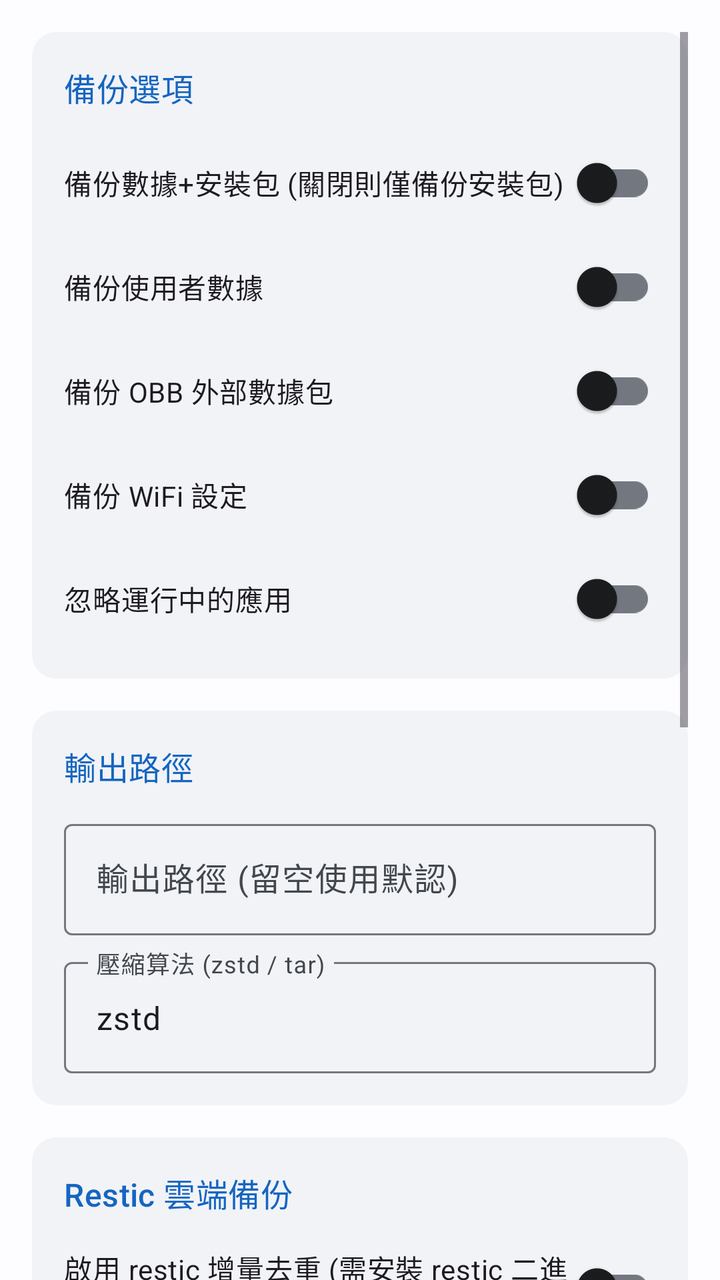
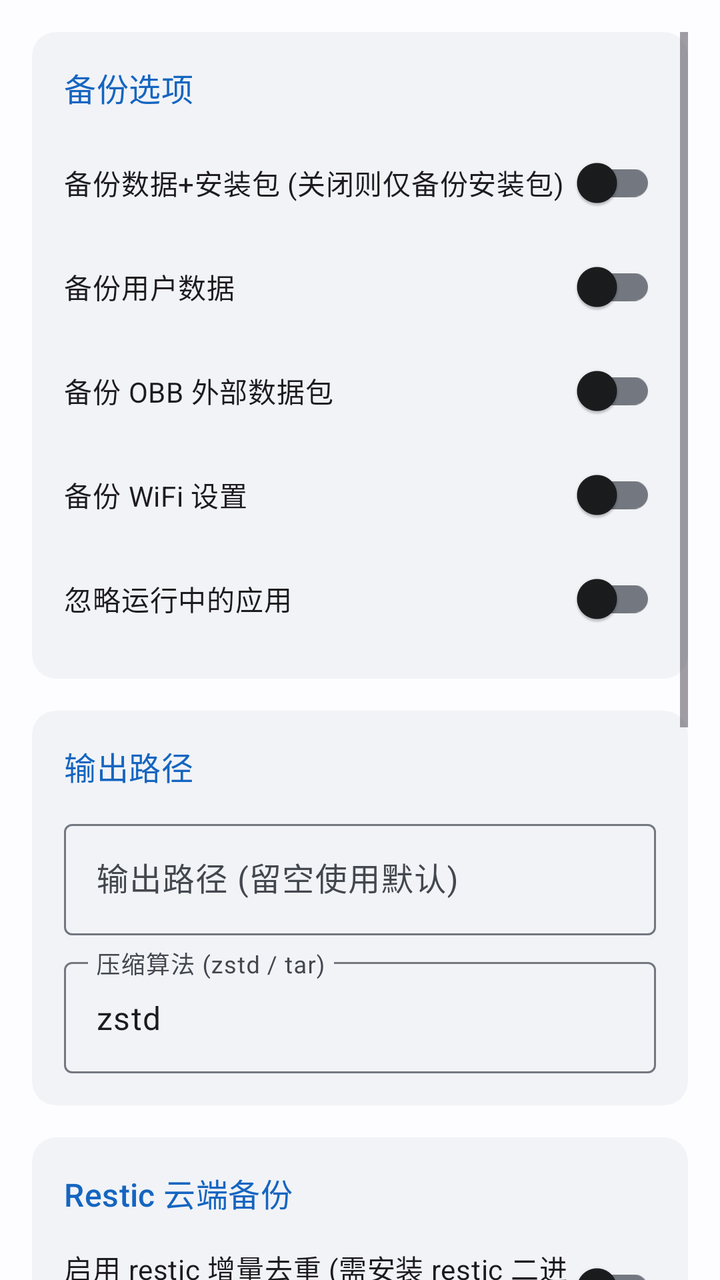

Compare the two renders of this Android layout. The source of the first and the diff that turns it into the second are given below.
<!-- AndroidManifest.xml: application theme AppTheme -->
<!-- res/layout/fragment_config.xml -->
<?xml version="1.0" encoding="utf-8"?>
<ScrollView xmlns:android="http://schemas.android.com/apk/res/android"
    xmlns:app="http://schemas.android.com/apk/res-auto"
    android:layout_width="match_parent"
    android:layout_height="match_parent"
    android:background="?attr/colorSurface"
    android:clipToPadding="false"
    android:padding="16dp">

    <LinearLayout
        android:layout_width="match_parent"
        android:layout_height="wrap_content"
        android:orientation="vertical">

        
        <com.google.android.material.card.MaterialCardView
            android:layout_width="match_parent"
            android:layout_height="wrap_content"
            android:layout_marginBottom="16dp"
            app:cardElevation="0dp"
            app:cardBackgroundColor="?attr/colorSurfaceContainer"
            app:strokeWidth="0dp"
            app:contentPadding="16dp">

            <LinearLayout
                android:layout_width="match_parent"
                android:layout_height="wrap_content"
                android:orientation="vertical">

                <TextView
                    android:layout_width="match_parent"
                    android:layout_height="wrap_content"
                    android:text="備份選項"
                    android:textAppearance="@style/TextAppearance.Material3.TitleMedium"
                    android:textColor="?attr/colorPrimary" />

                <com.google.android.material.switchmaterial.SwitchMaterial
                    android:id="@+id/backupModeSwitch"
                    android:layout_width="match_parent"
                    android:layout_height="wrap_content"
                    android:layout_marginTop="12dp"
                    android:text="備份數據+安裝包 (關閉則僅備份安裝包)" />

                <com.google.android.material.switchmaterial.SwitchMaterial
                    android:id="@+id/backupUserDataSwitch"
                    android:layout_width="match_parent"
                    android:layout_height="wrap_content"
                    android:layout_marginTop="4dp"
                    android:text="備份使用者數據" />

                <com.google.android.material.switchmaterial.SwitchMaterial
                    android:id="@+id/backupObbSwitch"
                    android:layout_width="match_parent"
                    android:layout_height="wrap_content"
                    android:layout_marginTop="4dp"
                    android:text="備份 OBB 外部數據包" />

                <com.google.android.material.switchmaterial.SwitchMaterial
                    android:id="@+id/backupWifiSwitch"
                    android:layout_width="match_parent"
                    android:layout_height="wrap_content"
                    android:layout_marginTop="4dp"
                    android:text="備份 WiFi 設定" />

                <com.google.android.material.switchmaterial.SwitchMaterial
                    android:id="@+id/ignoreRunningSwitch"
                    android:layout_width="match_parent"
                    android:layout_height="wrap_content"
                    android:layout_marginTop="4dp"
                    android:text="忽略運行中的應用" />

            </LinearLayout>
        </com.google.android.material.card.MaterialCardView>

        
        <com.google.android.material.card.MaterialCardView
            android:layout_width="match_parent"
            android:layout_height="wrap_content"
            android:layout_marginBottom="16dp"
            app:cardElevation="0dp"
            app:cardBackgroundColor="?attr/colorSurfaceContainer"
            app:strokeWidth="0dp"
            app:contentPadding="16dp">

            <LinearLayout
                android:layout_width="match_parent"
                android:layout_height="wrap_content"
                android:orientation="vertical">

                <TextView
                    android:layout_width="match_parent"
                    android:layout_height="wrap_content"
                    android:text="輸出路徑"
                    android:textAppearance="@style/TextAppearance.Material3.TitleMedium"
                    android:textColor="?attr/colorPrimary" />

                <com.google.android.material.textfield.TextInputLayout
                    android:layout_width="match_parent"
                    android:layout_height="wrap_content"
                    android:layout_marginTop="12dp"
                    android:hint="輸出路徑 (留空使用默認)"
                    style="@style/Widget.Material3.TextInputLayout.OutlinedBox">
                    <com.google.android.material.textfield.TextInputEditText
                        android:id="@+id/outputPathEdit"
                        android:layout_width="match_parent"
                        android:layout_height="wrap_content"
                        android:singleLine="true" />
                </com.google.android.material.textfield.TextInputLayout>

                <com.google.android.material.textfield.TextInputLayout
                    android:layout_width="match_parent"
                    android:layout_height="wrap_content"
                    android:layout_marginTop="8dp"
                    android:hint="壓縮算法 (zstd / tar)"
                    style="@style/Widget.Material3.TextInputLayout.OutlinedBox">
                    <com.google.android.material.textfield.TextInputEditText
                        android:id="@+id/compressionEdit"
                        android:layout_width="match_parent"
                        android:layout_height="wrap_content"
                        android:singleLine="true"
                        android:text="zstd" />
                </com.google.android.material.textfield.TextInputLayout>

            </LinearLayout>
        </com.google.android.material.card.MaterialCardView>

        
        <com.google.android.material.card.MaterialCardView
            android:layout_width="match_parent"
            android:layout_height="wrap_content"
            android:layout_marginBottom="16dp"
            app:cardElevation="0dp"
            app:cardBackgroundColor="?attr/colorSurfaceContainer"
            app:strokeWidth="0dp"
            app:contentPadding="16dp">

            <LinearLayout
                android:layout_width="match_parent"
                android:layout_height="wrap_content"
                android:orientation="vertical">

                <TextView
                    android:layout_width="match_parent"
                    android:layout_height="wrap_content"
                    android:text="Restic 雲端備份"
                    android:textAppearance="@style/TextAppearance.Material3.TitleMedium"
                    android:textColor="?attr/colorPrimary" />

                <com.google.android.material.switchmaterial.SwitchMaterial
                    android:id="@+id/resticEnabledSwitch"
                    android:layout_width="match_parent"
                    android:layout_height="wrap_content"
                    android:layout_marginTop="12dp"
                    android:text="啟用 restic 增量去重 (需安裝 restic 二進制)" />

                
                <TextView
                    android:layout_width="match_parent"
                    android:layout_height="wrap_content"
                    android:layout_marginTop="12dp"
                    android:text="儲存位置"
                    android:textAppearance="@style/TextAppearance.Material3.LabelLarge"
                    android:textColor="?attr/colorOnSurface" />

                <com.google.android.material.button.MaterialButtonToggleGroup
                    android:id="@+id/resticBackendGroup"
                    android:layout_width="match_parent"
                    android:layout_height="wrap_content"
                    android:layout_marginTop="4dp"
                    app:singleSelection="true"
                    app:selectionRequired="true">

                    <com.google.android.material.button.MaterialButton
                        android:id="@+id/resticBackendLocal"
                        android:layout_width="0dp"
                        android:layout_height="wrap_content"
                        android:layout_weight="1"
                        android:text="本機"
                        style="@style/Widget.Material3.Button.TonalButton" />

                    <com.google.android.material.button.MaterialButton
                        android:id="@+id/resticBackendWebdav"
                        android:layout_width="0dp"
                        android:layout_height="wrap_content"
                        android:layout_weight="1"
                        android:text="WebDAV"
                        style="@style/Widget.Material3.Button.TonalButton" />

                    <com.google.android.material.button.MaterialButton
                        android:id="@+id/resticBackendSmb"
                        android:layout_width="0dp"
                        android:layout_height="wrap_content"
                        android:layout_weight="1"
                        android:text="SMB"
                        style="@style/Widget.Material3.Button.TonalButton" />

                    <com.google.android.material.button.MaterialButton
                        android:id="@+id/resticBackendRestServer"
                        android:layout_width="0dp"
                        android:layout_height="wrap_content"
                        android:layout_weight="1"
                        android:text="REST"
                        style="@style/Widget.Material3.Button.TonalButton" />

                </com.google.android.material.button.MaterialButtonToggleGroup>

                
                <com.google.android.material.textfield.TextInputLayout
                    android:id="@+id/resticBackendUrlLayout"
                    android:layout_width="match_parent"
                    android:layout_height="wrap_content"
                    android:layout_marginTop="8dp"
                    android:hint="WebDAV 地址 (https://host:port/path)"
                    android:visibility="gone"
                    style="@style/Widget.Material3.TextInputLayout.OutlinedBox">
                    <com.google.android.material.textfield.TextInputEditText
                        android:id="@+id/resticBackendUrlEdit"
                        android:layout_width="match_parent"
                        android:layout_height="wrap_content"
                        android:singleLine="true"
                        android:inputType="textUri" />
                </com.google.android.material.textfield.TextInputLayout>

                
                <com.google.android.material.textfield.TextInputLayout
                    android:id="@+id/resticBackendShareLayout"
                    android:layout_width="match_parent"
                    android:layout_height="wrap_content"
                    android:layout_marginTop="8dp"
                    android:hint="SMB 共享名稱 (如 backup、shared)"
                    android:visibility="gone"
                    style="@style/Widget.Material3.TextInputLayout.OutlinedBox">
                    <com.google.android.material.textfield.TextInputEditText
                        android:id="@+id/resticBackendShareEdit"
                        android:layout_width="match_parent"
                        android:layout_height="wrap_content"
                        android:singleLine="true" />
                </com.google.android.material.textfield.TextInputLayout>

                
                <com.google.android.material.textfield.TextInputLayout
                    android:id="@+id/resticBackendUserLayout"
                    android:layout_width="match_parent"
                    android:layout_height="wrap_content"
                    android:layout_marginTop="8dp"
                    android:hint="用戶名"
                    android:visibility="gone"
                    style="@style/Widget.Material3.TextInputLayout.OutlinedBox">
                    <com.google.android.material.textfield.TextInputEditText
                        android:id="@+id/resticBackendUserEdit"
                        android:layout_width="match_parent"
                        android:layout_height="wrap_content"
                        android:singleLine="true" />
                </com.google.android.material.textfield.TextInputLayout>

                
                <com.google.android.material.textfield.TextInputLayout
                    android:id="@+id/resticBackendPassLayout"
                    android:layout_width="match_parent"
                    android:layout_height="wrap_content"
                    android:layout_marginTop="8dp"
                    android:hint="密碼"
                    android:visibility="gone"
                    style="@style/Widget.Material3.TextInputLayout.OutlinedBox">
                    <com.google.android.material.textfield.TextInputEditText
                        android:id="@+id/resticBackendPassEdit"
                        android:layout_width="match_parent"
                        android:layout_height="wrap_content"
                        android:inputType="textPassword"
                        android:singleLine="true" />
                </com.google.android.material.textfield.TextInputLayout>

                
                <com.google.android.material.textfield.TextInputLayout
                    android:layout_width="match_parent"
                    android:layout_height="wrap_content"
                    android:layout_marginTop="8dp"
                    android:hint="倉庫路徑 (本機: /sdcard/restic-repo / 雲端: 目錄名如 android-backups)"
                    style="@style/Widget.Material3.TextInputLayout.OutlinedBox">
                    <com.google.android.material.textfield.TextInputEditText
                        android:id="@+id/resticRepoEdit"
                        android:layout_width="match_parent"
                        android:layout_height="wrap_content"
                        android:singleLine="true" />
                </com.google.android.material.textfield.TextInputLayout>

                
                <com.google.android.material.textfield.TextInputLayout
                    android:layout_width="match_parent"
                    android:layout_height="wrap_content"
                    android:layout_marginTop="8dp"
                    android:hint="倉庫加密密碼 (請妥善保管，遺失即無法恢復)"
                    style="@style/Widget.Material3.TextInputLayout.OutlinedBox">
                    <com.google.android.material.textfield.TextInputEditText
                        android:id="@+id/resticPasswordEdit"
                        android:layout_width="match_parent"
                        android:layout_height="wrap_content"
                        android:inputType="textPassword"
                        android:singleLine="true" />
                </com.google.android.material.textfield.TextInputLayout>

                
                <TextView
                    android:id="@+id/resticComputedUrlText"
                    android:layout_width="match_parent"
                    android:layout_height="wrap_content"
                    android:layout_marginTop="4dp"
                    android:textAppearance="@style/TextAppearance.Material3.BodySmall"
                    android:textColor="?attr/colorOnSurfaceVariant" />

                
                <LinearLayout
                    android:layout_width="match_parent"
                    android:layout_height="wrap_content"
                    android:layout_marginTop="8dp"
                    android:gravity="center_vertical"
                    android:orientation="horizontal">

                    <com.google.android.material.button.MaterialButton
                        android:id="@+id/initResticButton"
                        android:layout_width="wrap_content"
                        android:layout_height="wrap_content"
                        android:text="初始化"
                        style="@style/Widget.Material3.Button.TextButton" />

                    <com.google.android.material.button.MaterialButton
                        android:id="@+id/resticStatsButton"
                        android:layout_width="wrap_content"
                        android:layout_height="wrap_content"
                        android:text="統計"
                        android:visibility="gone"
                        style="@style/Widget.Material3.Button.TextButton" />

                    <com.google.android.material.button.MaterialButton
                        android:id="@+id/resticPruneButton"
                        android:layout_width="wrap_content"
                        android:layout_height="wrap_content"
                        android:text="清理"
                        android:visibility="gone"
                        style="@style/Widget.Material3.Button.TextButton" />
                </LinearLayout>

                <TextView
                    android:id="@+id/resticStatusText"
                    android:layout_width="match_parent"
                    android:layout_height="wrap_content"
                    android:layout_marginTop="8dp"
                    android:textAppearance="@style/TextAppearance.Material3.BodySmall"
                    android:textColor="?attr/colorOnSurfaceVariant" />

            </LinearLayout>
        </com.google.android.material.card.MaterialCardView>

        <com.google.android.material.button.MaterialButton
            android:id="@+id/saveConfigButton"
            android:layout_width="match_parent"
            android:layout_height="wrap_content"
            android:layout_marginBottom="8dp"
            android:text="保存配置"
            style="@style/Widget.Material3.Button" />

        <TextView
            android:id="@+id/configStatusText"
            android:layout_width="match_parent"
            android:layout_height="wrap_content"
            android:layout_marginBottom="24dp"
            android:textAppearance="@style/TextAppearance.Material3.BodySmall"
            android:textColor="?attr/colorOnSurfaceVariant" />

    </LinearLayout>
</ScrollView>
<!-- resources referenced by this layout -->
<resources>
  <color name="primary">#1565C0</color>
  <color name="onPrimary">#FFFFFF</color>
  <color name="primaryContainer">#D1E4FF</color>
  <color name="onPrimaryContainer">#001D36</color>
  <color name="inverseSurface">#2F3033</color>
  <color name="secondary">#FF8F00</color>
  <color name="onSecondary">#FFFFFF</color>
  <color name="secondaryContainer">#FFDCB5</color>
  <color name="onSecondaryContainer">#2D1800</color>
  <color name="tertiary">#00796B</color>
  <color name="onTertiary">#FFFFFF</color>
  <color name="tertiaryContainer">#A7F0DE</color>
  <color name="onTertiaryContainer">#001F19</color>
  <color name="error">#BA1A1A</color>
  <color name="onError">#FFFFFF</color>
  <color name="errorContainer">#FFDAD6</color>
  <color name="onErrorContainer">#410002</color>
  <color name="background">#FDFCFF</color>
  <color name="onBackground">#1A1C1E</color>
  <color name="surface">#FDFCFF</color>
  <color name="onSurface">#1A1C1E</color>
  <color name="surfaceVariant">#DFE2EB</color>
  <color name="onSurfaceVariant">#43474E</color>
  <color name="inverseOnSurface">#F1F0F4</color>
  <color name="outline">#73777F</color>
  <color name="outlineVariant">#C3C6CF</color>
  <color name="surfaceContainerLowest">#FFFFFF</color>
  <color name="surfaceContainerLow">#F7F9FC</color>
  <color name="surfaceContainer">#F1F3F7</color>
  <color name="surfaceContainerHigh">#EBEDF1</color>
  <color name="surfaceContainerHighest">#E6E8EB</color>
  <!-- unchanged entries left out for length: 1 -->
</resources>

<!-- the commit's change to res/layout/fragment_config.xml (unified diff, before → after) -->
@@ -30,7 +30,7 @@
                 <TextView
                     android:layout_width="match_parent"
                     android:layout_height="wrap_content"
-                    android:text="備份選項"
+                    android:text="备份选项"
                     android:textAppearance="@style/TextAppearance.Material3.TitleMedium"
                     android:textColor="?attr/colorPrimary" />
 
@@ -39,35 +39,35 @@
                     android:layout_width="match_parent"
                     android:layout_height="wrap_content"
                     android:layout_marginTop="12dp"
-                    android:text="備份數據+安裝包 (關閉則僅備份安裝包)" />
+                    android:text="备份数据+安装包 (关闭则仅备份安装包)" />
 
                 <com.google.android.material.switchmaterial.SwitchMaterial
                     android:id="@+id/backupUserDataSwitch"
                     android:layout_width="match_parent"
                     android:layout_height="wrap_content"
                     android:layout_marginTop="4dp"
-                    android:text="備份使用者數據" />
+                    android:text="备份用户数据" />
 
                 <com.google.android.material.switchmaterial.SwitchMaterial
                     android:id="@+id/backupObbSwitch"
                     android:layout_width="match_parent"
                     android:layout_height="wrap_content"
                     android:layout_marginTop="4dp"
-                    android:text="備份 OBB 外部數據包" />
+                    android:text="备份 OBB 外部数据包" />
 
                 <com.google.android.material.switchmaterial.SwitchMaterial
                     android:id="@+id/backupWifiSwitch"
                     android:layout_width="match_parent"
                     android:layout_height="wrap_content"
                     android:layout_marginTop="4dp"
-                    android:text="備份 WiFi 設定" />
+                    android:text="备份 WiFi 设置" />
 
                 <com.google.android.material.switchmaterial.SwitchMaterial
                     android:id="@+id/ignoreRunningSwitch"
                     android:layout_width="match_parent"
                     android:layout_height="wrap_content"
                     android:layout_marginTop="4dp"
-                    android:text="忽略運行中的應用" />
+                    android:text="忽略运行中的应用" />
 
             </LinearLayout>
         </com.google.android.material.card.MaterialCardView>
@@ -90,7 +90,7 @@
                 <TextView
                     android:layout_width="match_parent"
                     android:layout_height="wrap_content"
-                    android:text="輸出路徑"
+                    android:text="输出路径"
                     android:textAppearance="@style/TextAppearance.Material3.TitleMedium"
                     android:textColor="?attr/colorPrimary" />
 
@@ -98,7 +98,7 @@
                     android:layout_width="match_parent"
                     android:layout_height="wrap_content"
                     android:layout_marginTop="12dp"
-                    android:hint="輸出路徑 (留空使用默認)"
+                    android:hint="输出路径 (留空使用默认)"
                     style="@style/Widget.Material3.TextInputLayout.OutlinedBox">
                     <com.google.android.material.textfield.TextInputEditText
                         android:id="@+id/outputPathEdit"
@@ -111,7 +111,7 @@
                     android:layout_width="match_parent"
                     android:layout_height="wrap_content"
                     android:layout_marginTop="8dp"
-                    android:hint="壓縮算法 (zstd / tar)"
+                    android:hint="压缩算法 (zstd / tar)"
                     style="@style/Widget.Material3.TextInputLayout.OutlinedBox">
                     <com.google.android.material.textfield.TextInputEditText
                         android:id="@+id/compressionEdit"
@@ -142,7 +142,7 @@
                 <TextView
                     android:layout_width="match_parent"
                     android:layout_height="wrap_content"
-                    android:text="Restic 雲端備份"
+                    android:text="Restic 云端备份"
                     android:textAppearance="@style/TextAppearance.Material3.TitleMedium"
                     android:textColor="?attr/colorPrimary" />
 
@@ -151,14 +151,14 @@
                     android:layout_width="match_parent"
                     android:layout_height="wrap_content"
                     android:layout_marginTop="12dp"
-                    android:text="啟用 restic 增量去重 (需安裝 restic 二進制)" />
+                    android:text="启用 restic 增量去重 (需安装 restic 二进制)" />
 
                 
                 <TextView
                     android:layout_width="match_parent"
                     android:layout_height="wrap_content"
                     android:layout_marginTop="12dp"
-                    android:text="儲存位置"
+                    android:text="存储位置"
                     android:textAppearance="@style/TextAppearance.Material3.LabelLarge"
                     android:textColor="?attr/colorOnSurface" />
 
@@ -175,7 +175,7 @@
                         android:layout_width="0dp"
                         android:layout_height="wrap_content"
                         android:layout_weight="1"
-                        android:text="本機"
+                        android:text="本机"
                         style="@style/Widget.Material3.Button.TonalButton" />
 
                     <com.google.android.material.button.MaterialButton
@@ -227,7 +227,7 @@
                     android:layout_width="match_parent"
                     android:layout_height="wrap_content"
                     android:layout_marginTop="8dp"
-                    android:hint="SMB 共享名稱 (如 backup、shared)"
+                    android:hint="SMB 共享名称 (如 backup、shared)"
                     android:visibility="gone"
                     style="@style/Widget.Material3.TextInputLayout.OutlinedBox">
                     <com.google.android.material.textfield.TextInputEditText
@@ -243,7 +243,7 @@
                     android:layout_width="match_parent"
                     android:layout_height="wrap_content"
                     android:layout_marginTop="8dp"
-                    android:hint="用戶名"
+                    android:hint="用户名"
                     android:visibility="gone"
                     style="@style/Widget.Material3.TextInputLayout.OutlinedBox">
                     <com.google.android.material.textfield.TextInputEditText
@@ -259,7 +259,7 @@
                     android:layout_width="match_parent"
                     android:layout_height="wrap_content"
                     android:layout_marginTop="8dp"
-                    android:hint="密碼"
+                    android:hint="密码"
                     android:visibility="gone"
                     style="@style/Widget.Material3.TextInputLayout.OutlinedBox">
                     <com.google.android.material.textfield.TextInputEditText
@@ -275,7 +275,7 @@
                     android:layout_width="match_parent"
                     android:layout_height="wrap_content"
                     android:layout_marginTop="8dp"
-                    android:hint="倉庫路徑 (本機: /sdcard/restic-repo / 雲端: 目錄名如 android-backups)"
+                    android:hint="仓库路径 (本机: /sdcard/restic-repo / 云端: 目录名如 android-backups)"
                     style="@style/Widget.Material3.TextInputLayout.OutlinedBox">
                     <com.google.android.material.textfield.TextInputEditText
                         android:id="@+id/resticRepoEdit"
@@ -289,7 +289,7 @@
                     android:layout_width="match_parent"
                     android:layout_height="wrap_content"
                     android:layout_marginTop="8dp"
-                    android:hint="倉庫加密密碼 (請妥善保管，遺失即無法恢復)"
+                    android:hint="仓库加密密码 (请妥善保管，遗失即无法恢复)"
                     style="@style/Widget.Material3.TextInputLayout.OutlinedBox">
                     <com.google.android.material.textfield.TextInputEditText
                         android:id="@+id/resticPasswordEdit"
@@ -327,7 +327,7 @@
                         android:id="@+id/resticStatsButton"
                         android:layout_width="wrap_content"
                         android:layout_height="wrap_content"
-                        android:text="統計"
+                        android:text="统计"
                         android:visibility="gone"
                         style="@style/Widget.Material3.Button.TextButton" />
 
